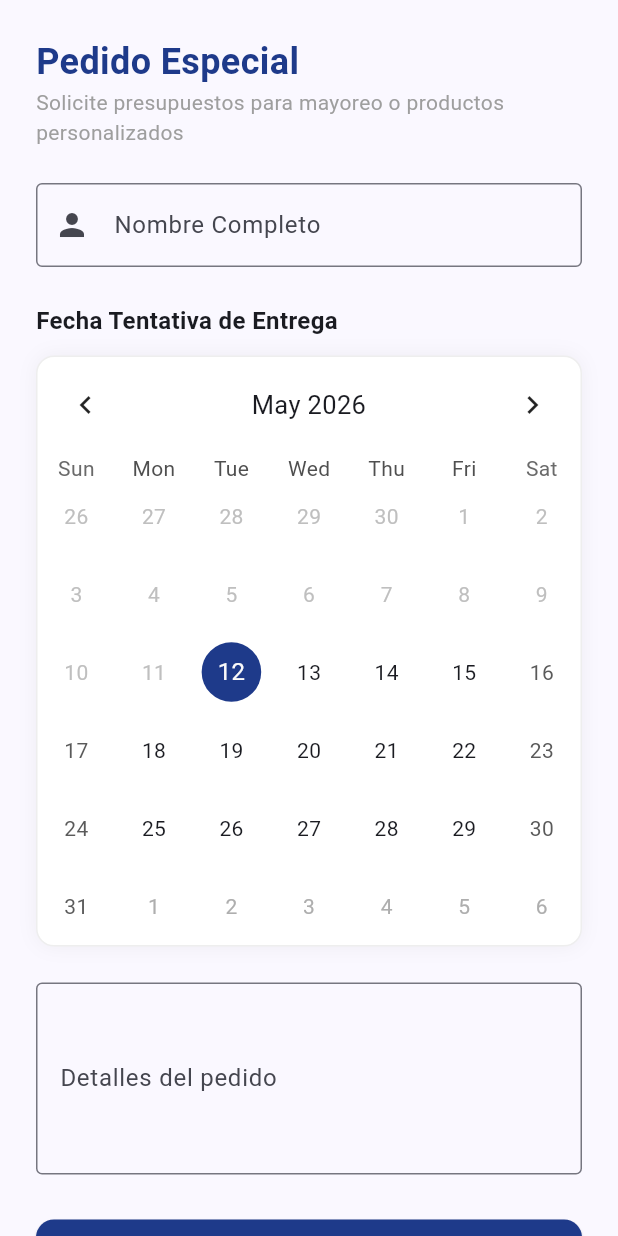
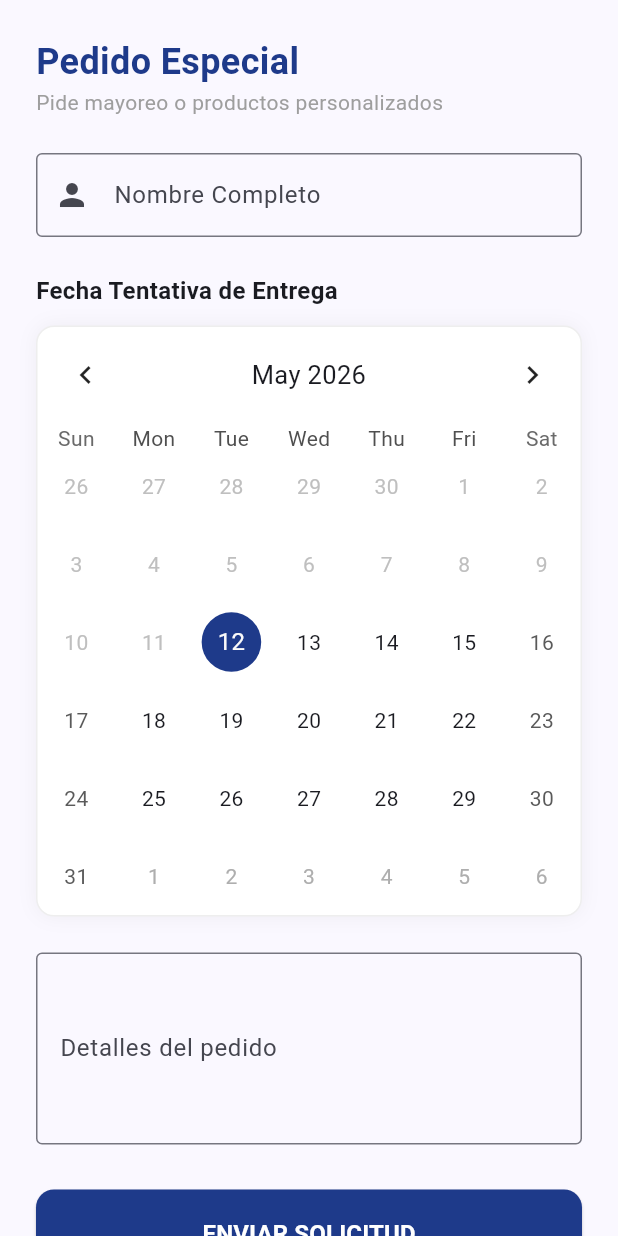
Before and after one commit to UrielFonseca/cashaclin, a Flutter app: the CustomOrderPage widget shown alone on an empty page, opened directly, on a phone screen of 412 x 824 dp. Run offline on Flutter 3.47's test engine with Material 3 defaults, Android fonts, the light colour scheme and no system bars; drawn by our look-alikes of table_calendar; our stand-ins replace fl_chart, shared_preferences, sqflite; accounts and stored records are empty; network calls fail.

Commit message:
Funcionando todo

```diff
--- a/lib/Pantallas/custumers/custom_order.dart
+++ b/lib/Pantallas/custumers/custom_order.dart
@@ -2,9 +2,11 @@ import 'package:flutter/material.dart';
 import 'package:table_calendar/table_calendar.dart';
 import '../../repositories/sale_repository.dart';
 
-/// Pantalla de Pedido Especial:
-/// Permite a los usuarios realizar solicitudes de productos personalizados o compras por volumen.
-/// Incluye validación de formulario y un calendario interactivo para definir la fecha de entrega.
+/*
+  Pantalla de Pedido Especial:
+  Permite a los usuarios finales realizar solicitudes de productos personalizados o compras por volumen.
+  Incluye una validación de formulario y un calendario interactivo para la selección de la fecha de entrega.
+*/
 class CustomOrderPage extends StatefulWidget {
   const CustomOrderPage({super.key});
 
@@ -19,21 +21,27 @@ class _CustomOrderPageState extends State<CustomOrderPage> {
   final SaleRepository _repository = SaleRepository();
   bool _isLoading = false;
 
-  // Variables para la gestión del calendario interactivo.
+  // Variables para la gestión del estado del calendario
   DateTime _focusedDay = DateTime.now();
   DateTime? _selectedDay;
 
   @override
   void initState() {
     super.initState();
-    // Inicialización del día seleccionado con la fecha actual.
+    // Se inicializa el día seleccionado con el día actual por defecto
     _selectedDay = _focusedDay;
   }
 
-  /// Envía la solicitud de pedido especial al servidor.
-  /// Valida los campos obligatorios y asegura la selección de una fecha.
+  /*
+    Función para enviar la solicitud al servidor:
+    1. Valida el formulario.
+    2. Crea un objeto de venta de tipo 'especial'.
+    3. Asocia la fecha seleccionada en el calendario.
+  */
   void _sendRequest() async {
     if (!_formKey.currentState!.validate()) return;
+
+    // Verifica que se haya seleccionado un día
     if (_selectedDay == null) {
       ScaffoldMessenger.of(context).showSnackBar(
           const SnackBar(content: Text("Error: Por favor selecciona una fecha en el calendario")));
@@ -42,15 +50,15 @@ class _CustomOrderPageState extends State<CustomOrderPage> {
 
     setState(() => _isLoading = true);
     try {
-      // Envío de la transacción al backend.
+      // Envío de datos al repositorio (Backend MongoDB)
       await _repository.createSale({
         'customerName': nameCtrl.text,
         'comment': commentCtrl.text,
-        'total': 0.0, // El monto final será determinado por el administrador.
+        'total': 0.0, // El precio será asignado por el administrador posteriormente
         'type': 'especial',
         'status': 'Esperando aprobación',
         'date': _selectedDay!.toIso8601String(),
-        'items': [],
+        'items': [], // Los pedidos especiales no tienen ítems definidos inicialmente
         'messages': [
           {'sender': 'customer', 'text': 'Solicitud inicial: ${commentCtrl.text}'}
         ]
@@ -59,8 +67,7 @@ class _CustomOrderPageState extends State<CustomOrderPage> {
       if (mounted) {
         ScaffoldMessenger.of(context).showSnackBar(
             const SnackBar(content: Text("Exito: Solicitud enviada correctamente")));
-
-        // Limpieza del formulario tras el éxito.
+        // Limpieza de campos tras el éxito
         nameCtrl.clear();
         commentCtrl.clear();
         setState(() {
@@ -92,11 +99,9 @@ class _CustomOrderPageState extends State<CustomOrderPage> {
                     fontSize: 24,
                     fontWeight: FontWeight.bold,
                     color: Color(0xFF1E3A8A))),
-            const Text("Solicite presupuestos para mayoreo o productos personalizados",
-                style: TextStyle(color: Colors.grey)),
+            const Text("Pide mayoreo o productos personalizados", style: TextStyle(color: Colors.grey)),
             const SizedBox(height: 24),
 
-            // Campo para el nombre completo del solicitante.
             TextFormField(
                 controller: nameCtrl,
                 decoration: const InputDecoration(
@@ -104,14 +109,14 @@ class _CustomOrderPageState extends State<CustomOrderPage> {
                   border: OutlineInputBorder(),
                   prefixIcon: Icon(Icons.person)
                 ),
-                validator: (v) => v!.isEmpty ? "Este campo es requerido" : null),
+                validator: (v) => v!.isEmpty ? "Campo requerido" : null),
 
             const SizedBox(height: 24),
             const Text("Fecha Tentativa de Entrega",
                 style: TextStyle(fontWeight: FontWeight.bold, fontSize: 16)),
             const SizedBox(height: 12),
 
-            // Componente de calendario para selección de fecha.
+            // Integración de TableCalendar para una experiencia de selección de fecha profesional
             Container(
               decoration: BoxDecoration(
                 color: Colors.white,
@@ -144,18 +149,16 @@ class _CustomOrderPageState extends State<CustomOrderPage> {
             ),
 
             const SizedBox(height: 24),
-            // Área de texto para detalles del pedido.
             TextFormField(
                 controller: commentCtrl,
                 maxLines: 4,
                 decoration: const InputDecoration(
                     labelText: "Detalles del pedido",
-                    hintText: "Describa los productos y cantidades requeridas",
+                    hintText: "Ej: 50 litros de detergente...",
                     border: OutlineInputBorder()),
-                validator: (v) => v!.isEmpty ? "Por favor proporcione los detalles de su solicitud" : null),
+                validator: (v) => v!.isEmpty ? "Cuéntanos qué necesitas" : null),
 
             const SizedBox(height: 30),
-            // Botón de acción para procesar la solicitud.
             SizedBox(
               width: double.infinity,
               child: ElevatedButton(
@@ -167,8 +170,7 @@ class _CustomOrderPageState extends State<CustomOrderPage> {
                 ),
                 child: _isLoading
                     ? const SizedBox(height: 20, width: 20, child: CircularProgressIndicator(color: Colors.white, strokeWidth: 2))
-                    : const Text("ENVIAR SOLICITUD",
-                        style: TextStyle(color: Colors.white, fontWeight: FontWeight.bold, fontSize: 16)),
+                    : const Text("ENVIAR SOLICITUD", style: TextStyle(color: Colors.white, fontWeight: FontWeight.bold, fontSize: 16)),
               ),
             )
           ],
--- a/lib/services/api_service.dart
+++ b/lib/services/api_service.dart
@@ -3,19 +3,16 @@ import 'package:http/http.dart' as http;
 import 'package:shared_preferences/shared_preferences.dart';
 import 'package:flutter/foundation.dart' show kIsWeb;
 
-/*
-  Servicio de Comunicación API:
-  Gestiona todas las peticiones HTTP salientes hacia el servidor Backend.
-  Encapsula la lógica de cabeceras, autenticación JWT y manejo de respuestas.
-*/
+/// Servicio encargado de la comunicación con la API REST.
+/// Centraliza las peticiones HTTP y la gestión de cabeceras de seguridad.
 class ApiService {
-  // Determina la URL base según el entorno de ejecución (Web o Emulador Android).
+  /// Determina la URL base dependiendo de si la ejecución es en plataforma Web o Móvil.
   static String get baseUrl {
     if (kIsWeb) return "http://localhost:3000/api";
     return "http://10.0.2.2:3000/api";
   }
 
-  // Genera las cabeceras estándar incluyendo el token de autorización si existe.
+  /// Construye las cabeceras de la petición, incluyendo el token JWT si está disponible.
   Future<Map<String, String>> _getHeaders() async {
     final prefs = await SharedPreferences.getInstance();
     final String? token = prefs.getString('jwt_token');
@@ -26,31 +23,31 @@ class ApiService {
     };
   }
 
-  // Realiza una petición GET al servidor.
+  /// Realiza una petición GET al endpoint especificado.
   Future<dynamic> get(String endpoint) async {
     final response = await http.get(Uri.parse("$baseUrl$endpoint"), headers: await _getHeaders());
     return _handleResponse(response);
   }
 
-  // Realiza una petición POST enviando datos en formato JSON.
+  /// Realiza una petición POST enviando un cuerpo en formato JSON.
   Future<dynamic> post(String endpoint, Map<String, dynamic> data) async {
     final response = await http.post(Uri.parse("$baseUrl$endpoint"), headers: await _getHeaders(), body: jsonEncode(data));
     return _handleResponse(response);
   }
 
-  // Realiza una petición PUT para actualizar recursos existentes.
+  /// Realiza una petición PUT para actualización de recursos.
   Future<dynamic> put(String endpoint, Map<String, dynamic> data) async {
     final response = await http.put(Uri.parse("$baseUrl$endpoint"), headers: await _getHeaders(), body: jsonEncode(data));
     return _handleResponse(response);
   }
 
-  // Realiza una petición DELETE para eliminar recursos del servidor.
+  /// Realiza una petición DELETE para eliminación de recursos.
   Future<dynamic> delete(String endpoint) async {
     final response = await http.delete(Uri.parse("$baseUrl$endpoint"), headers: await _getHeaders());
     return _handleResponse(response);
   }
 
-  // Centraliza el manejo de respuestas HTTP y errores de servidor.
+  /// Procesa la respuesta del servidor y gestiona los códigos de estado HTTP.
   dynamic _handleResponse(http.Response response) {
     if (response.statusCode >= 200 && response.statusCode < 300) {
       return jsonDecode(response.body);
```
Also changed, not shown: lib/Pantallas/admin/Customers.dart (+27 -26 lines), lib/Pantallas/custumers/my_orders.dart (+42 -21 lines), lib/repositories/product_repository.dart (+12 -2 lines), lib/services/auth_service.dart (+14 -2 lines), 6 other files.
